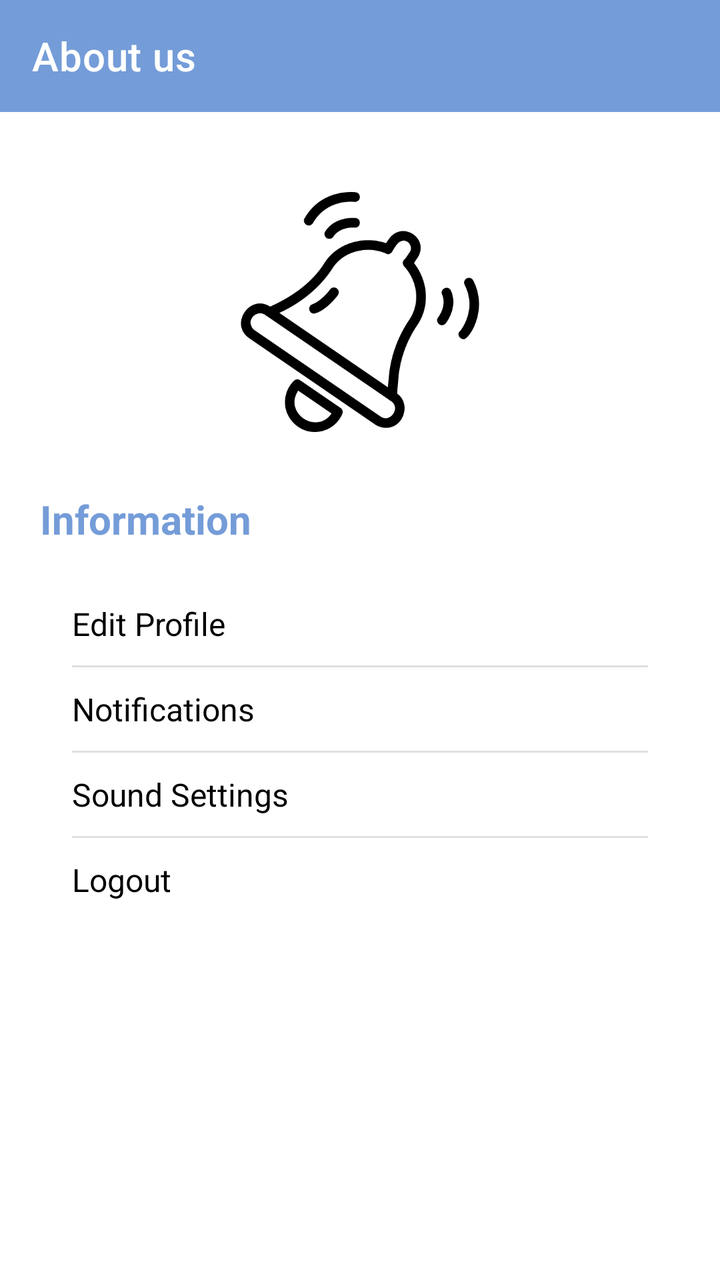
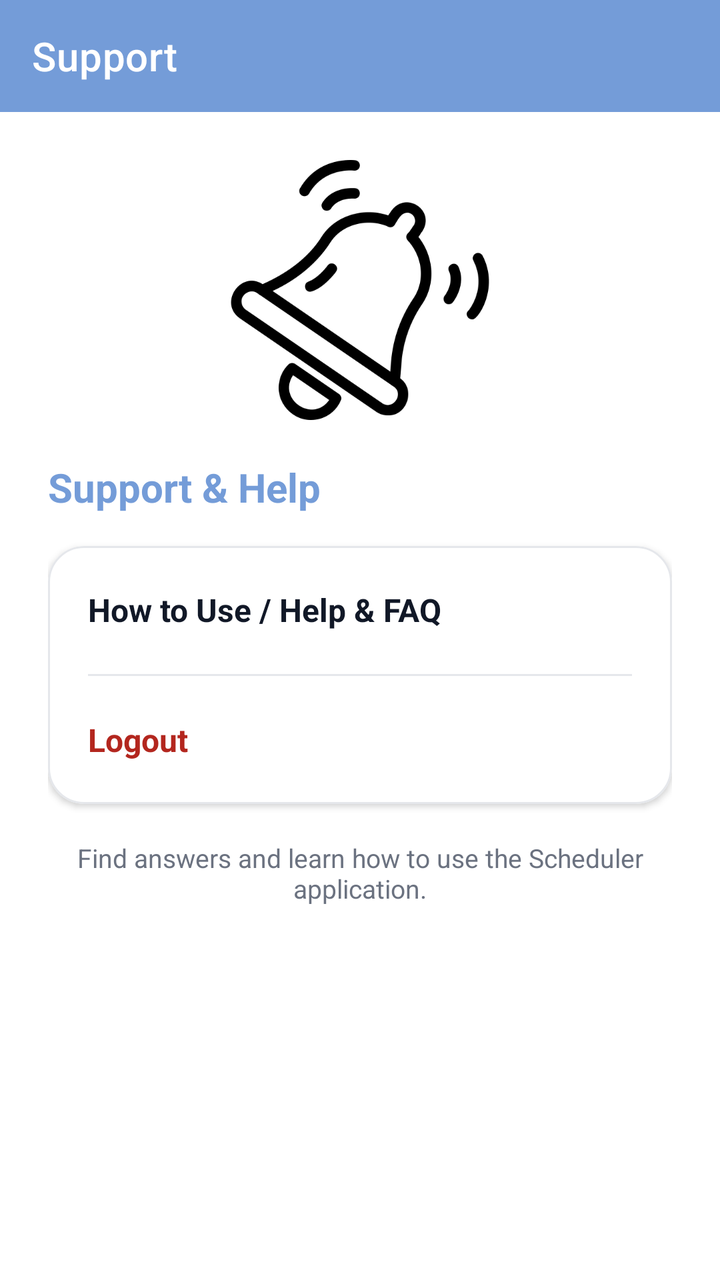

Two renders of the same Android screen: before a commit and after it. Below are the layout's source before the change and the commit's diff.
<!-- AndroidManifest.xml: application theme AppTheme -->
<!-- res/layout/support_us.xml -->
<?xml version="1.0" encoding="utf-8"?>
<RelativeLayout xmlns:android="http://schemas.android.com/apk/res/android"
    xmlns:app="http://schemas.android.com/apk/res-auto"
    android:layout_width="match_parent"
    android:layout_height="match_parent"
    android:background="@color/purple_700">

    
    <androidx.appcompat.widget.Toolbar
        android:layout_width="match_parent"
        android:layout_height="56dp"
        app:title="About us"
        android:id="@+id/header"
        app:titleTextColor="#ffffff"
        android:background="@color/purple_700"
        app:popupTheme="@style/ThemeOverlay.AppCompat.Light" />

    
    <ScrollView
        android:layout_below="@id/header"
        android:layout_width="match_parent"
        android:layout_height="match_parent"
        android:background="@color/white">

        <LinearLayout
            android:layout_width="match_parent"
            android:layout_height="wrap_content"
            android:orientation="vertical"
            android:padding="20dp">

            
            <ImageView
                android:id="@+id/imgAppIcon"
                android:layout_width="250dp"
                android:layout_height="120dp"
                android:src="@drawable/dnd_app_icon"
                android:layout_gravity="center_horizontal"
                android:layout_marginTop="20dp"
                android:adjustViewBounds="true"
                android:scaleType="fitCenter" />

            
            <TextView
                android:id="@+id/tvSectionInfo"
                android:layout_width="match_parent"
                android:layout_height="wrap_content"
                android:text="Information"
                android:textSize="20sp"
                android:textStyle="bold"
                android:layout_marginTop="30dp"
                android:textColor="@color/purple_700" />

            
            <LinearLayout
                android:layout_width="match_parent"
                android:layout_height="wrap_content"
                android:orientation="vertical"
                android:padding="16dp"
                android:layout_marginTop="12dp"
                android:elevation="2dp">

                <TextView
                    android:id="@+id/tvAboutUs"
                    android:layout_width="match_parent"
                    android:layout_height="wrap_content"
                    android:text="Edit Profile"
                    android:textSize="16sp"
                    android:textColor="@color/black" />

                <View
                    android:layout_width="match_parent"
                    android:layout_height="1dp"
                    android:background="#E0E0E0"
                    android:layout_marginTop="10dp" />

                <TextView
                    android:id="@+id/tvTerms"
                    android:layout_width="match_parent"
                    android:layout_height="wrap_content"
                    android:text="Notifications"
                    android:layout_marginTop="10dp"
                    android:textSize="16sp"
                    android:textColor="@color/black" />

                <View
                    android:layout_width="match_parent"
                    android:layout_height="1dp"
                    android:background="#E0E0E0"
                    android:layout_marginTop="10dp" />

                <TextView
                    android:id="@+id/tvPrivacy"
                    android:layout_width="match_parent"
                    android:layout_height="wrap_content"
                    android:text="Sound Settings"
                    android:textSize="16sp"
                    android:textColor="@color/black"
                    android:layout_marginTop="10dp" />

                <View
                    android:layout_width="match_parent"
                    android:layout_height="1dp"
                    android:background="#E0E0E0"
                    android:layout_marginTop="10dp" />

                <TextView
                    android:id="@+id/tvContactUs"
                    android:layout_width="match_parent"
                    android:layout_height="wrap_content"
                    android:text="Logout"
                    android:textSize="16sp"
                    android:textColor="@color/black"
                    android:layout_marginTop="10dp" />

            </LinearLayout>

        </LinearLayout>
    </ScrollView>

</RelativeLayout>
<!-- resources referenced by this layout -->
<resources>
  <color name="black">#FF000000</color>
  <color name="purple_700">#749cd8</color>
  <color name="white">#FFFFFFFF</color>
  <!-- drawable dnd_app_icon: png bitmap (drawable, 13484 bytes) -->
  <style name="AppTheme" parent="Theme.MaterialComponents.Light.NoActionBar">
      
          <item name="colorPrimary">@color/purple_700</item>
          <item name="colorPrimaryVariant">@color/purple_700</item>
          <item name="colorOnPrimary">@color/white</item>
          <item name="colorPrimaryDark">@color/purple_700</item>
          <item name="android:windowLightStatusBar">false</item>
          <item name="android:fitsSystemWindows">true</item>
      </style>
</resources>

<!-- the commit's change to res/layout/support_us.xml (unified diff, before → after) -->
@@ -1,120 +1,114 @@
-<?xml version="1.0" encoding="utf-8"?>
 <RelativeLayout xmlns:android="http://schemas.android.com/apk/res/android"
     xmlns:app="http://schemas.android.com/apk/res-auto"
     android:layout_width="match_parent"
     android:layout_height="match_parent"
     android:background="@color/purple_700">
 
-    
     <androidx.appcompat.widget.Toolbar
+        android:id="@+id/header"
         android:layout_width="match_parent"
         android:layout_height="56dp"
-        app:title="About us"
-        android:id="@+id/header"
-        app:titleTextColor="#ffffff"
         android:background="@color/purple_700"
-        app:popupTheme="@style/ThemeOverlay.AppCompat.Light" />
+        app:popupTheme="@style/ThemeOverlay.AppCompat.Light"
+        app:title="@string/support_title"
+        app:titleTextColor="@color/white" />
 
-    
     <ScrollView
-        android:layout_below="@id/header"
         android:layout_width="match_parent"
         android:layout_height="match_parent"
-        android:background="@color/white">
+        android:layout_below="@id/header"
+        android:background="@color/white"
+        android:clipToPadding="false"
+        android:fillViewport="true">
 
         <LinearLayout
             android:layout_width="match_parent"
             android:layout_height="wrap_content"
             android:orientation="vertical"
-            android:padding="20dp">
+            android:paddingStart="24dp"
+            android:paddingTop="24dp"
+            android:paddingEnd="24dp"
+            android:paddingBottom="32dp">
 
-            
             <ImageView
                 android:id="@+id/imgAppIcon"
-                android:layout_width="250dp"
-                android:layout_height="120dp"
-                android:src="@drawable/dnd_app_icon"
+                android:layout_width="180dp"
+                android:layout_height="130dp"
                 android:layout_gravity="center_horizontal"
-                android:layout_marginTop="20dp"
                 android:adjustViewBounds="true"
-                android:scaleType="fitCenter" />
+                android:contentDescription="@string/scheduler_logo"
+                android:scaleType="fitCenter"
+                android:src="@drawable/dnd_app_icon" />
 
-            
             <TextView
-                android:id="@+id/tvSectionInfo"
                 android:layout_width="match_parent"
                 android:layout_height="wrap_content"
-                android:text="Information"
+                android:layout_marginTop="20dp"
+                android:text="@string/support_section_title"
+                android:textColor="@color/purple_700"
                 android:textSize="20sp"
-                android:textStyle="bold"
-                android:layout_marginTop="30dp"
-                android:textColor="@color/purple_700" />
+                android:textStyle="bold" />
 
-            
-            <LinearLayout
+            <com.google.android.material.card.MaterialCardView
                 android:layout_width="match_parent"
                 android:layout_height="wrap_content"
-                android:orientation="vertical"
-                android:padding="16dp"
-                android:layout_marginTop="12dp"
-                android:elevation="2dp">
+                android:layout_marginTop="16dp"
+                app:cardBackgroundColor="@color/white"
+                app:cardCornerRadius="18dp"
+                app:cardElevation="2dp"
+                app:strokeColor="#E5E7EB"
+                app:strokeWidth="1dp">
 
-                <TextView
-                    android:id="@+id/tvAboutUs"
+                <LinearLayout
                     android:layout_width="match_parent"
                     android:layout_height="wrap_content"
-                    android:text="Edit Profile"
-                    android:textSize="16sp"
-                    android:textColor="@color/black" />
+                    android:orientation="vertical">
 
-                <View
-                    android:layout_width="match_parent"
-                    android:layout_height="1dp"
-                    android:background="#E0E0E0"
-                    android:layout_marginTop="10dp" />
+                    <TextView
+                        android:id="@+id/tvHelpFaq"
+                        android:layout_width="match_parent"
+                        android:layout_height="64dp"
+                        android:clickable="true"
+                        android:focusable="true"
+                        android:gravity="center_vertical"
+                        android:paddingStart="20dp"
+                        android:paddingEnd="20dp"
+                        android:text="@string/help_faq_menu"
+                        android:textColor="#111827"
+                        android:textSize="16sp"
+                        android:textStyle="bold" />
 
-                <TextView
-                    android:id="@+id/tvTerms"
-                    android:layout_width="match_parent"
-                    android:layout_height="wrap_content"
-                    android:text="Notifications"
-                    android:layout_marginTop="10dp"
-                    android:textSize="16sp"
-                    android:textColor="@color/black" />
+                    <View
+                        android:layout_width="match_parent"
+                        android:layout_height="1dp"
+                        android:layout_marginStart="20dp"
+                        android:layout_marginEnd="20dp"
+                        android:background="#E5E7EB" />
 
-                <View
-                    android:layout_width="match_parent"
-                    android:layout_height="1dp"
-                    android:background="#E0E0E0"
-                    android:layout_marginTop="10dp" />
+                    <TextView
+                        android:id="@+id/tvLogout"
+                        android:layout_width="match_parent"
+                        android:layout_height="64dp"
+                        android:clickable="true"
+                        android:focusable="true"
+                        android:gravity="center_vertical"
+                        android:paddingStart="20dp"
+                        android:paddingEnd="20dp"
+                        android:text="@string/logout"
+                        android:textColor="#B3261E"
+                        android:textSize="16sp"
+                        android:textStyle="bold" />
+                </LinearLayout>
+            </com.google.android.material.card.MaterialCardView>
 
-                <TextView
-                    android:id="@+id/tvPrivacy"
-                    android:layout_width="match_parent"
-                    android:layout_height="wrap_content"
-                    android:text="Sound Settings"
-                    android:textSize="16sp"
-                    android:textColor="@color/black"
-                    android:layout_marginTop="10dp" />
-
-                <View
-                    android:layout_width="match_parent"
-                    android:layout_height="1dp"
-                    android:background="#E0E0E0"
-                    android:layout_marginTop="10dp" />
-
-                <TextView
-                    android:id="@+id/tvContactUs"
-                    android:layout_width="match_parent"
-                    android:layout_height="wrap_content"
-                    android:text="Logout"
-                    android:textSize="16sp"
-                    android:textColor="@color/black"
-                    android:layout_marginTop="10dp" />
-
-            </LinearLayout>
-
+            <TextView
+                android:layout_width="match_parent"
+                android:layout_height="wrap_content"
+                android:layout_marginTop="18dp"
+                android:gravity="center"
+                android:text="@string/support_footer"
+                android:textColor="#6B7280"
+                android:textSize="13sp" />
         </LinearLayout>
     </ScrollView>
-
 </RelativeLayout>
<!-- resource entries referenced after the edit -->
@@ -1,17 +1,33 @@
 <!-- resources referenced by this layout -->
 <resources>
-  <color name="black">#FF000000</color>
   <color name="purple_700">#749cd8</color>
   <color name="white">#FFFFFFFF</color>
   <!-- drawable dnd_app_icon: png bitmap (drawable, 13484 bytes) -->
+  <string name="help_faq_menu">How to Use / Help &amp; FAQ</string>
+  <string name="logout">Logout</string>
+  <string name="scheduler_logo">Scheduler logo</string>
+  <string name="support_footer">Find answers and learn how to use the Scheduler application.</string>
+  <string name="support_section_title">Support &amp; Help</string>
+  <string name="support_title">Support</string>
   <style name="AppTheme" parent="Theme.MaterialComponents.Light.NoActionBar">
-      
+  
+          
           <item name="colorPrimary">@color/purple_700</item>
           <item name="colorPrimaryVariant">@color/purple_700</item>
           <item name="colorOnPrimary">@color/white</item>
-          <item name="colorPrimaryDark">@color/purple_700</item>
-          <item name="android:windowLightStatusBar">false</item>
+  
+          
+          <item name="colorPrimaryDark">@android:color/white</item>
+          <item name="android:statusBarColor">@android:color/white</item>
+          <item name="android:windowLightStatusBar">true</item>
+  
+          
+          <item name="android:navigationBarColor">@android:color/white</item>
+  
+          
+          <item name="android:windowDrawsSystemBarBackgrounds">true</item>
           <item name="android:fitsSystemWindows">true</item>
+  
       </style>
 </resources>
 
